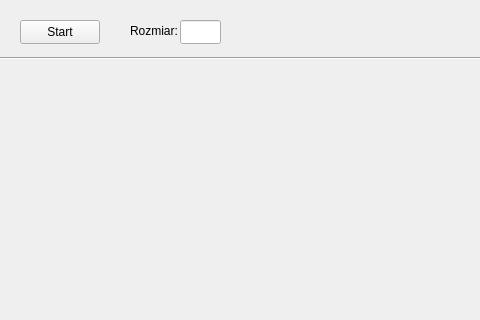
Hooterr/ZCPP-PW, file PW_ZCPP/mainwindow.ui: the form before one commit; both pictures show x 0 to 480 and y 0 to 320 of the 1238 by 720 pixel window.
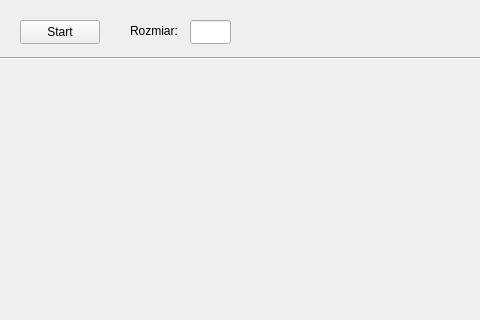
The form after the commit.

```diff
--- a/PW_ZCPP/mainwindow.ui
+++ b/PW_ZCPP/mainwindow.ui
@@ -30,7 +30,7 @@
    <widget class="QLineEdit" name="lineEdit">
     <property name="geometry">
      <rect>
-      <x>180</x>
+      <x>190</x>
       <y>20</y>
       <width>41</width>
       <height>24</height>
```
Left out of the diff: 4 changed lines with no effect on the pictures.
